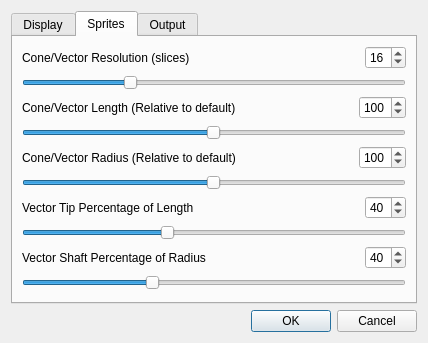
Qt form source/preferences.ui (grahamrow/Muview2) before a commit.
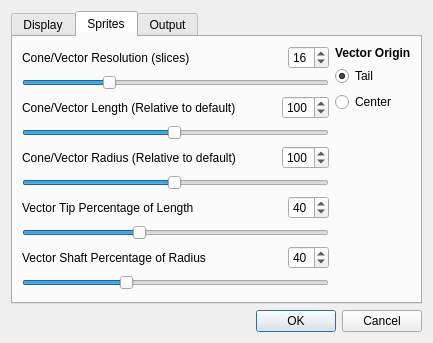
The same form after that commit. The open tabs and pages were chosen to show the change.

Commit message: Move vector origin option to Sprites tab

```diff
--- a/source/preferences.ui
+++ b/source/preferences.ui
@@ -6,8 +6,8 @@
    <rect>
     <x>0</x>
     <y>0</y>
-    <width>530</width>
-    <height>457</height>
+    <width>603</width>
+    <height>466</height>
    </rect>
   </property>
   <property name="sizePolicy">
@@ -241,42 +241,6 @@
            </property>
           </widget>
          </item>
-         <item>
-          <widget class="QLabel" name="label_14">
-           <property name="font">
-            <font>
-             <weight>75</weight>
-             <bold>true</bold>
-            </font>
-           </property>
-           <property name="text">
-            <string>Vector Origin</string>
-           </property>
-          </widget>
-         </item>
-         <item>
-          <widget class="QRadioButton" name="vectorTail">
-           <property name="text">
-            <string>Tail</string>
-           </property>
-           <property name="checked">
-            <bool>true</bool>
-           </property>
-           <attribute name="buttonGroup">
-            <string notr="true">vectorOriginGroup</string>
-           </attribute>
-          </widget>
-         </item>
-         <item>
-          <widget class="QRadioButton" name="vectorCenter">
-           <property name="text">
-            <string>Center</string>
-           </property>
-           <attribute name="buttonGroup">
-            <string notr="true">vectorOriginGroup</string>
-           </attribute>
-          </widget>
-         </item>
          <item>
           <spacer name="verticalSpacer_2">
            <property name="orientation">
@@ -298,6 +262,8 @@
       <attribute name="title">
        <string>Sprites</string>
       </attribute>
+      <layout class="QHBoxLayout" name="horizontalLayout_7">
+       <item>
       <layout class="QVBoxLayout" name="verticalLayout_4">
        <item>
         <layout class="QHBoxLayout" name="horizontalLayout">
@@ -623,6 +589,61 @@
         </spacer>
        </item>
       </layout>
+       </item>
+       <item>
+        <layout class="QVBoxLayout" name="verticalLayout_6">
+         <item>
+          <widget class="QLabel" name="label_14">
+           <property name="font">
+            <font>
+             <weight>75</weight>
+             <bold>true</bold>
+            </font>
+           </property>
+           <property name="text">
+            <string>Vector Origin</string>
+           </property>
+          </widget>
+         </item>
+         <item>
+          <widget class="QRadioButton" name="vectorTail">
+           <property name="text">
+            <string>Tail</string>
+           </property>
+           <property name="checked">
+            <bool>true</bool>
+           </property>
+           <attribute name="buttonGroup">
+            <string notr="true">vectorOriginGroup</string>
+           </attribute>
+          </widget>
+         </item>
+         <item>
+          <widget class="QRadioButton" name="vectorCenter">
+           <property name="text">
+            <string>Center</string>
+           </property>
+           <attribute name="buttonGroup">
+            <string notr="true">vectorOriginGroup</string>
+           </attribute>
+          </widget>
+         </item>
+         <item>
+          <spacer name="verticalSpacer_5">
+           <property name="orientation">
+            <enum>Qt::Vertical</enum>
+           </property>
+           <property name="sizeHint" stdset="0">
+            <size>
+             <width>20</width>
+             <height>40</height>
+            </size>
+           </property>
+          </spacer>
+         </item>
+        </layout>
+       </item>
+      </layout>
      </widget>
      <widget class="QWidget" name="outputTab">
       <attribute name="title">
```
Left out of the diff: 6 changed lines with no effect on the pictures. Lines whose indentation alone changed are shown as unchanged.
